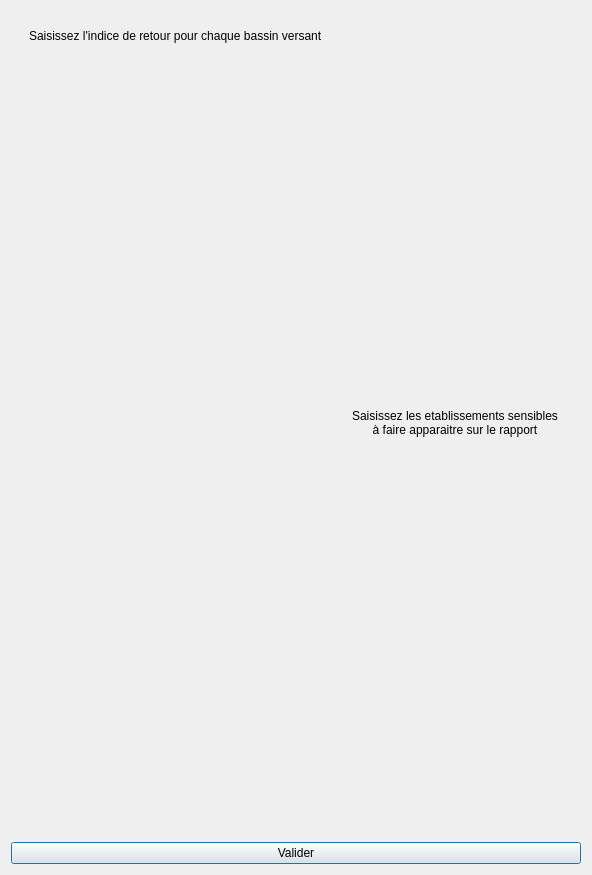
First picture: the form in DDTM_GenerationRapport_dialog_base.ui, repository LouisHgt/stage, before the edit.
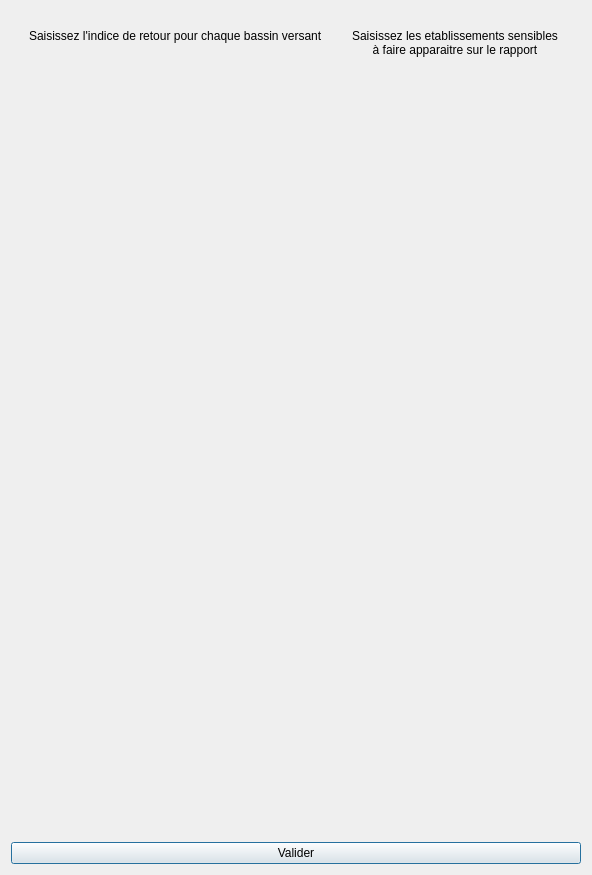
Second picture: the form after the edit.

Commit message: desactive le bouton quand clické mais ne marche pas

```diff
--- a/DDTM_GenerationRapport_dialog_base.ui
+++ b/DDTM_GenerationRapport_dialog_base.ui
@@ -78,7 +78,20 @@
         </layout>
        </widget>
       </item>
-      <item alignment="Qt::AlignVCenter">
+      <item>
+       <spacer name="verticalSpacer">
+        <property name="orientation">
+         <enum>Qt::Vertical</enum>
+        </property>
+        <property name="sizeHint" stdset="0">
+         <size>
+          <width>0</width>
+          <height>40</height>
+         </size>
+        </property>
+       </spacer>
+      </item>
+      <item>
        <widget class="QWidget" name="container_sensibilite" native="true">
         <layout class="QVBoxLayout" name="verticalLayout_2">
          <item alignment="Qt::AlignHCenter|Qt::AlignTop">
```
Left out of the diff: 4 changed lines with no effect on the pictures. Lines whose indentation alone changed are shown as unchanged. The commit also changes 4 other files.
